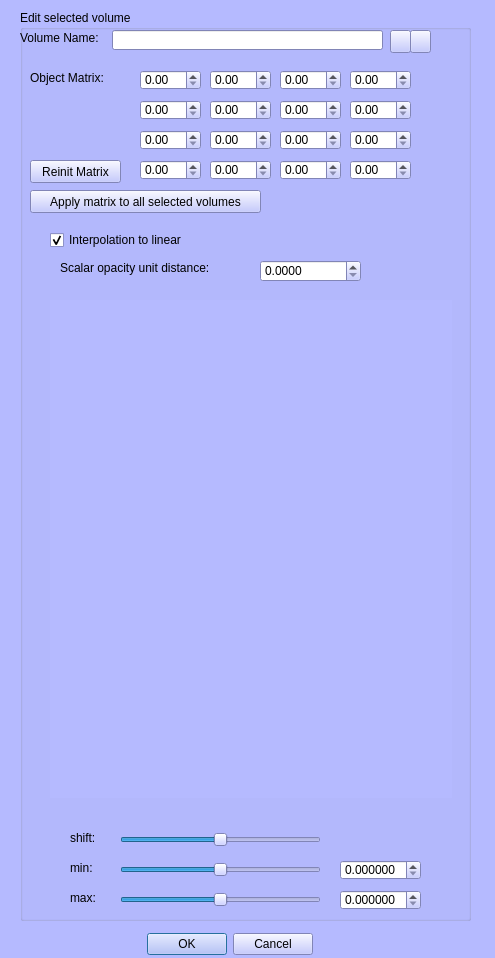
This is MorphoDig/Qt/mqEditVolumeDialog.ui in morphomuseum/MorphoDig as Qt 5 draws it before an edit. The edited form follows.
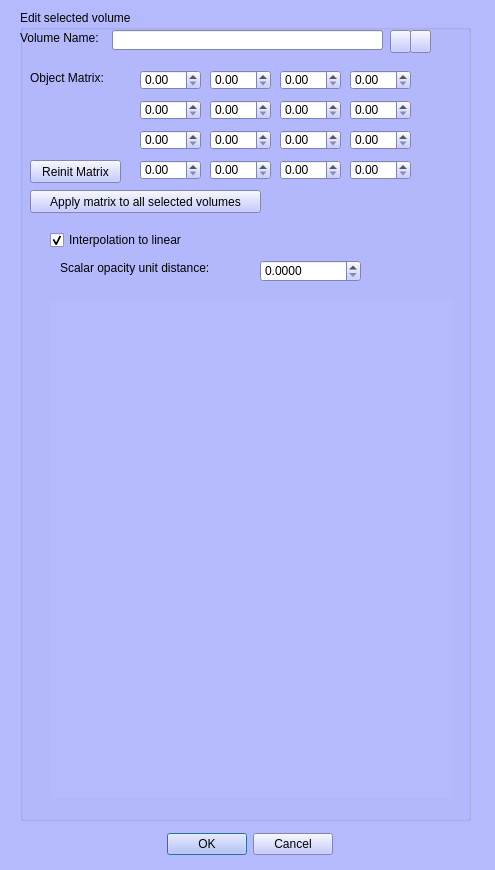
This is the edited form. Icons and pictures are not drawn. Custom widgets are drawn as their Qt base class.

Commit message: Remove unnecessary items from Edit Volume Dialog

```diff
--- a/MorphoDig/Qt/mqEditVolumeDialog.ui
+++ b/MorphoDig/Qt/mqEditVolumeDialog.ui
@@ -7,7 +7,7 @@
     <x>0</x>
     <y>0</y>
     <width>495</width>
-    <height>958</height>
+    <height>870</height>
    </rect>
   </property>
   <property name="palette">
@@ -458,8 +458,8 @@
   <widget class="QWidget" name="layoutWidget">
    <property name="geometry">
     <rect>
-     <x>120</x>
-     <y>930</y>
+     <x>140</x>
+     <y>830</y>
      <width>195</width>
      <height>30</height>
     </rect>
@@ -472,7 +472,7 @@
      <x>20</x>
      <y>10</y>
      <width>451</width>
-     <height>911</height>
+     <height>811</height>
     </rect>
    </property>
    <property name="title">
@@ -795,90 +795,6 @@
      </layout>
     </widget>
    </widget>
-   <widget class="QReleaseSlider" name="sliderMin">
-    <property name="geometry">
-     <rect>
-      <x>100</x>
-      <y>850</y>
-      <width>201</width>
-      <height>19</height>
-     </rect>
-    </property>
-    <property name="minimum">
-     <number>-99</number>
-    </property>
-    <property name="orientation">
-     <enum>Qt::Horizontal</enum>
-    </property>
-   </widget>
-   <widget class="QDoubleSpinBox" name="currentMax">
-    <property name="geometry">
-     <rect>
-      <x>320</x>
-      <y>880</y>
-      <width>81</width>
-      <height>20</height>
-     </rect>
-    </property>
-    <property name="decimals">
-     <number>6</number>
-    </property>
-   </widget>
-   <widget class="QLabel" name="label_4">
-    <property name="geometry">
-     <rect>
-      <x>50</x>
-      <y>850</y>
-      <width>31</width>
-      <height>16</height>
-     </rect>
-    </property>
-    <property name="text">
-     <string>min: </string>
-    </property>
-   </widget>
-   <widget class="QLabel" name="label_5">
-    <property name="geometry">
-     <rect>
-      <x>50</x>
-      <y>880</y>
-      <width>31</width>
-      <height>16</height>
-     </rect>
-    </property>
-    <property name="text">
-     <string>max: </string>
-    </property>
-   </widget>
-   <widget class="QDoubleSpinBox" name="currentMin">
-    <property name="geometry">
-     <rect>
-      <x>320</x>
-      <y>850</y>
-      <width>81</width>
-      <height>20</height>
-     </rect>
-    </property>
-    <property name="decimals">
-     <number>6</number>
-    </property>
-   </widget>
-   <widget class="QReleaseSlider" name="sliderMax">
-    <property name="geometry">
-     <rect>
-      <x>100</x>
-      <y>880</y>
-      <width>201</width>
-      <height>19</height>
-     </rect>
-    </property>
-    <property name="minimum">
-     <number>-99</number>
-    </property>
-    <property name="orientation">
-     <enum>Qt::Horizontal</enum>
-    </property>
-   </widget>
    <widget class="QCheckBox" name="interpolationToLinear">
     <property name="geometry">
      <rect>
@@ -924,41 +840,12 @@
      <string>Scalar opacity unit distance:</string>
     </property>
    </widget>
-   <widget class="QReleaseSlider" name="sliderShift">
-    <property name="geometry">
-     <rect>
-      <x>100</x>
-      <y>820</y>
-      <width>201</width>
-      <height>19</height>
-     </rect>
-    </property>
-    <property name="minimum">
-     <number>-99</number>
-    </property>
-    <property name="orientation">
-     <enum>Qt::Horizontal</enum>
-    </property>
-   </widget>
-   <widget class="QLabel" name="label_6">
-    <property name="geometry">
-     <rect>
-      <x>50</x>
-      <y>820</y>
-      <width>55</width>
-      <height>16</height>
-     </rect>
-    </property>
-    <property name="text">
-     <string>shift:</string>
-    </property>
-   </widget>
   </widget>
   <widget class="QDialogButtonBox" name="buttonBox">
    <property name="geometry">
     <rect>
-     <x>120</x>
-     <y>930</y>
+     <x>140</x>
+     <y>830</y>
      <width>193</width>
      <height>28</height>
     </rect>
@@ -971,13 +858,6 @@
    </property>
   </widget>
  </widget>
- <customwidgets>
-  <customwidget>
-   <class>QReleaseSlider</class>
-   <extends>QSlider</extends>
-   <header>QReleaseSlider.h</header>
-  </customwidget>
- </customwidgets>
  <resources>
   <include location="../Icons/icons.qrc"/>
   <include location="../Icons/icons.qrc"/>
```
The commit also changes 2 other files.
